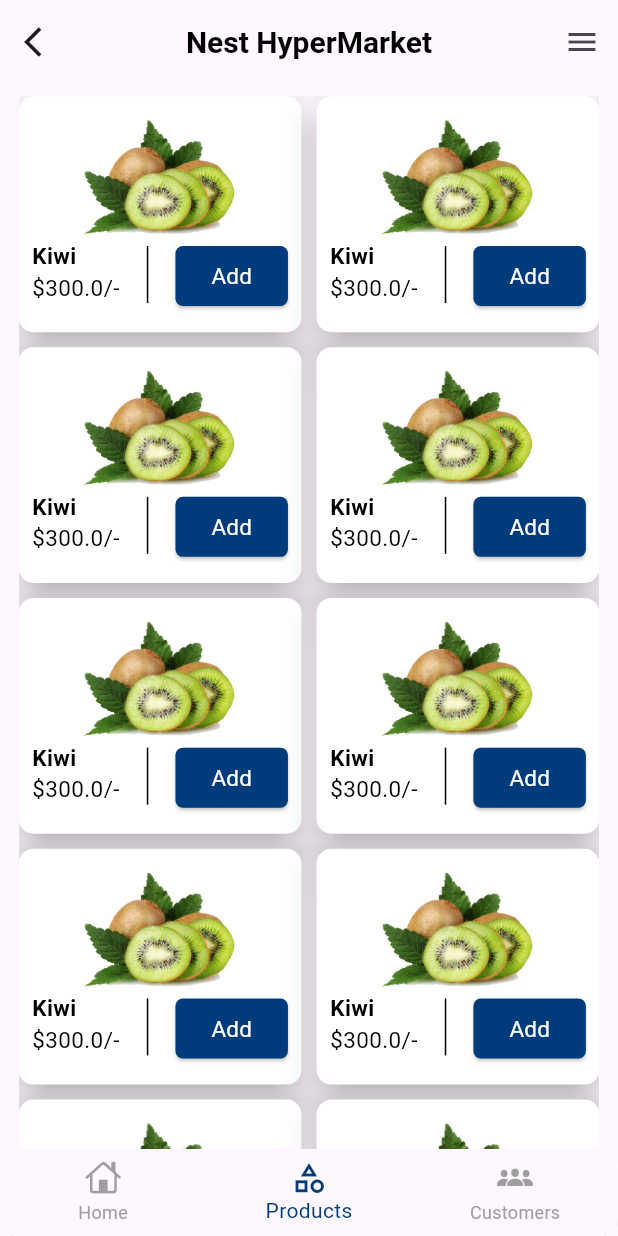
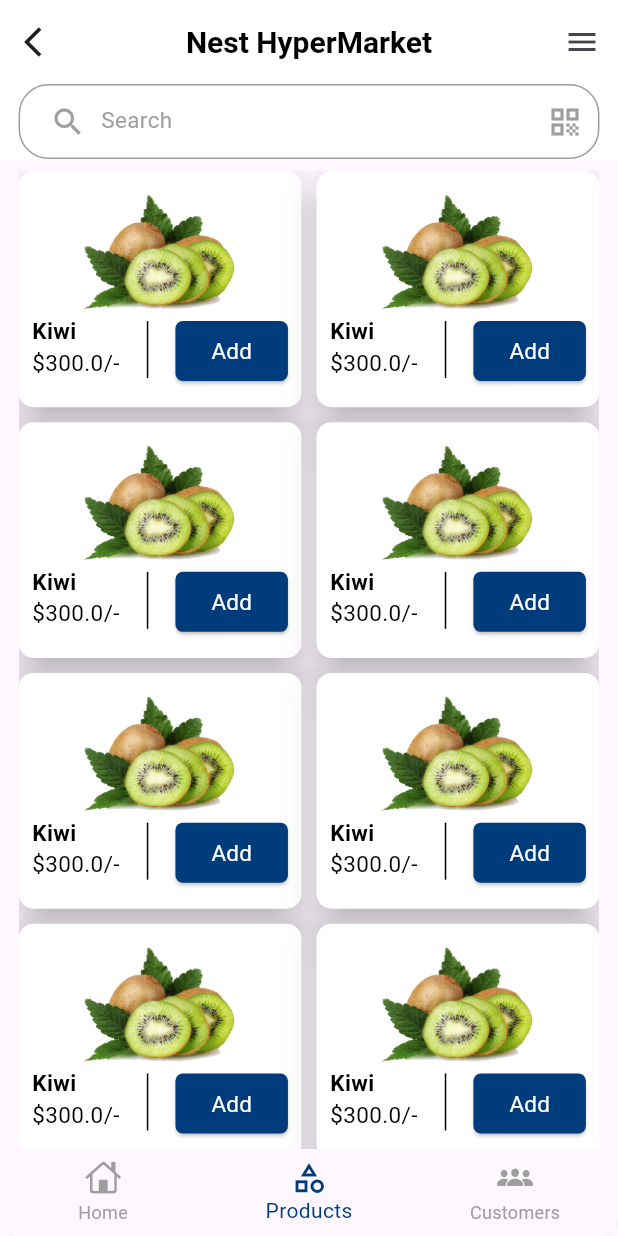
Before and after one commit to akarshbr/technaureus_test, a Flutter app: the screen it shows after launch, item 2 of the bottom bar chosen, on a phone screen of 412 x 824 dp. Run offline on Flutter 3.47's test engine with Material 3 defaults, Android fonts, the phone set to English and light mode, and no system bars; our stand-ins replace font_awesome_flutter.

Commit message:
product screen searchbar added

```diff
--- a/lib/presentation/product_screen/view/product_screen.dart
+++ b/lib/presentation/product_screen/view/product_screen.dart
@@ -1,6 +1,7 @@
 import 'package:clean_code_demo/core/constants/colors.dart';
 import 'package:clean_code_demo/core/constants/text_styles.dart';
 import 'package:clean_code_demo/presentation/product_screen/view/widgets/product_screen_card.dart';
+import 'package:clean_code_demo/widget/search_bar.dart';
 import 'package:flutter/material.dart';
 
 class ProductScreen extends StatefulWidget {
@@ -16,6 +17,8 @@ class _ProductScreenState extends State<ProductScreen> {
     var size = MediaQuery.sizeOf(context);
     return Scaffold(
       appBar: AppBar(
+        backgroundColor: ColorTheme.bgColor,
+        surfaceTintColor: ColorTheme.bgColor,
         leading: IconButton(onPressed: () {}, icon: Icon(Icons.arrow_back_ios)),
         centerTitle: true,
         title: Text(
@@ -24,6 +27,7 @@ class _ProductScreenState extends State<ProductScreen> {
               fontWeight: FontWeight.bold, color: ColorTheme.onBGColor, size: 20),
         ),
         actions: [IconButton(onPressed: () {}, icon: Icon(Icons.menu))],
+        bottom: PreferredSize(preferredSize: Size.fromHeight(50), child: SearchBarWidget(size: size,)),
       ),
       body: Padding(
         padding: EdgeInsets.only(top: size.height * .01, left: size.width * .03, right: size.width * .03),
--- /dev/null
+++ b/lib/widget/search_bar.dart
@@ -0,0 +1,50 @@
+import 'package:clean_code_demo/core/constants/text_styles.dart';
+import 'package:flutter/material.dart';
+
+class SearchBarWidget extends StatelessWidget {
+  const SearchBarWidget({super.key, required this.size});
+
+  final Size size;
+
+  @override
+  Widget build(BuildContext context) {
+    return Padding(
+      padding: EdgeInsets.only(left: size.width * .03, right: size.width * .03),
+      child: Container(
+        height: 50,
+        decoration: BoxDecoration(
+            shape: BoxShape.rectangle,
+            borderRadius: BorderRadius.circular(20),
+            border: Border.all(color: Colors.grey)),
+        child: Expanded(
+          child: Row(
+            mainAxisAlignment: MainAxisAlignment.spaceBetween,
+            children: [
+              Wrap(
+                spacing: 10,
+                children: [
+                  SizedBox(width: 10),
+                  Icon(Icons.search, color: Colors.grey),
+                  Text(
+                    "Search",
+                    style: GlobalTextStyles.productScreenTS(color: Colors.grey),
+                  )
+                ],
+              ),
+              Row(
+                mainAxisAlignment: MainAxisAlignment.spaceBetween,
+                children: [
+                  Icon(
+                    Icons.qr_code,
+                    color: Colors.grey,
+                  ),
+                  SizedBox(width: 10)
+                ],
+              ),
+            ],
+          ),
+        ),
+      ),
+    );
+  }
+}
```
